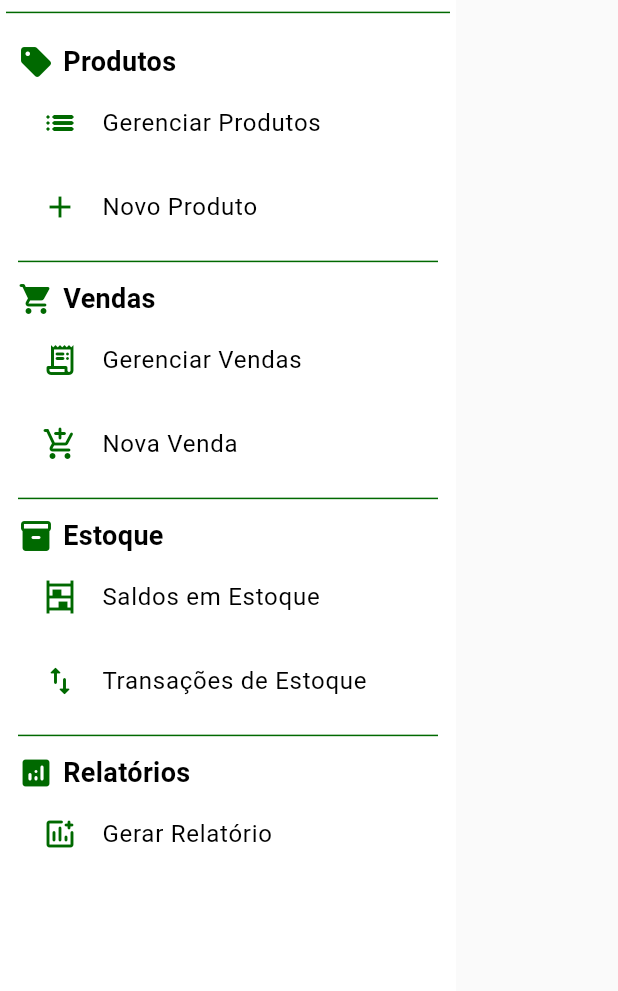
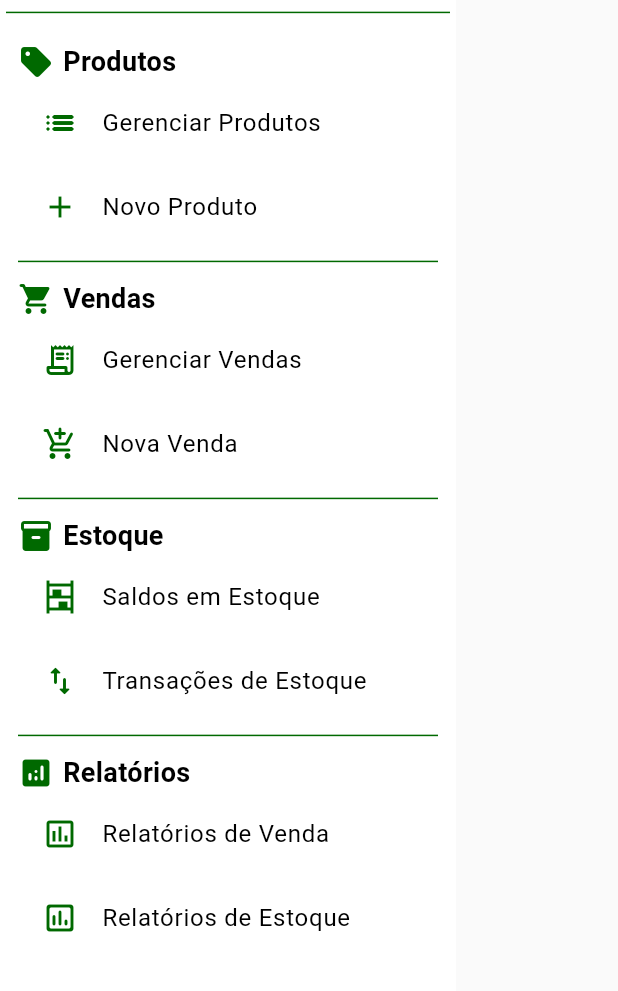
Before and after one commit to oJaciel/HADS_Jaciel_App-Gringos-Massas, a Flutter app: the AppDrawer widget shown alone on an empty page, opened directly, on a phone screen of 412 x 824 dp, the part 129-1120 px from its top. Run offline on Flutter 3.47's test engine with Material 3 defaults, Android fonts, the phone set to English and light mode, and no system bars; our stand-ins replace fl_chart, flutter_multi_formatter, syncfusion_flutter_datepicker; network calls fail.

Commit message:
Separação de Páginas
Criada página específica para os relatórios de estoque, e refatorada página para relatórios de vendas.

Ajustadas rotas e navegação em demais páginas.

```diff
--- a/lib/components/common/app_drawer.dart
+++ b/lib/components/common/app_drawer.dart
@@ -171,16 +171,30 @@ class AppDrawer extends StatelessWidget {
                   ),
                   ListTile(
                     leading: Icon(
-                      Icons.add_chart_rounded,
-                      color: colorScheme.primary,
+                      Icons.assessment_outlined,
+                      color: Theme.of(context).primaryColor,
                     ),
                     title: Text(
-                      'Gerar Relatório',
+                      'Relatórios de Venda',
                       style: TextStyle(color: colorScheme.onSurface),
                     ),
                     onTap: () {
                       Navigator.of(context).pop();
-                      Navigator.of(context).pushNamed(AppRoutes.REPORTS);
+                      Navigator.of(context).pushNamed(AppRoutes.SALE_REPORTS);
+                    },
+                  ),
+                  ListTile(
+                    leading: Icon(
+                      Icons.insert_chart_outlined_rounded,
+                      color: Theme.of(context).primaryColor,
+                    ),
+                    title: Text(
+                      'Relatórios de Estoque',
+                      style: TextStyle(color: colorScheme.onSurface),
+                    ),
+                    onTap: () {
+                      Navigator.of(context).pop();
+                      Navigator.of(context).pushNamed(AppRoutes.STOCK_REPORTS);
                     },
                   ),
                 ],
--- a/lib/main.dart
+++ b/lib/main.dart
@@ -1,7 +1,8 @@
 import 'package:app_gringos_massas/pages/home_page.dart';
 import 'package:app_gringos_massas/pages/products/product_form_page.dart';
 import 'package:app_gringos_massas/pages/products/products_page.dart';
-import 'package:app_gringos_massas/pages/reports/reports_page.dart';
+import 'package:app_gringos_massas/pages/reports/sale_reports_page.dart';
+import 'package:app_gringos_massas/pages/reports/stock_reports_page.dart';
 import 'package:app_gringos_massas/pages/sales/sale_form_page.dart';
 import 'package:app_gringos_massas/pages/sales/sales_page.dart';
 import 'package:app_gringos_massas/pages/stock/stock_page.dart';
@@ -48,7 +49,8 @@ class MyApp extends StatelessWidget {
           AppRoutes.STOCK: (ctx) => StockPage(),
           AppRoutes.STOCK_TRANSACTION: (ctx) => StockTransactionPage(),
           AppRoutes.STOCK_TRANSACTION_FORM: (ctx) => StockTransactionFormPage(),
-          AppRoutes.REPORTS: (ctx) => ReportsPage(),
+          AppRoutes.SALE_REPORTS: (ctx) => SaleReportsPage(),
+          AppRoutes.STOCK_REPORTS: (ctx) => StockReportsPage(),
         },
       ),
     );
--- a/lib/utils/app_routes.dart
+++ b/lib/utils/app_routes.dart
@@ -7,5 +7,6 @@ class AppRoutes {
   static const STOCK = '/stock';
   static const STOCK_TRANSACTION = '/stock-transaction';
   static const STOCK_TRANSACTION_FORM = '/stock-transaction-form';
-  static const REPORTS = '/reports';
+  static const SALE_REPORTS = '/sale-reports';
+  static const STOCK_REPORTS = '/stock-reports';
 }
```
Also changed, not shown: lib/components/dialogs/select_reports_module_dialog.dart (added, +46 -0 lines), lib/pages/home_page.dart (+7 -3 lines), lib/pages/reports/sale_reports_page.dart (renamed from lib/pages/reports/reports_page.dart, +5 -5 lines), lib/pages/reports/stock_reports_page.dart (added, +12 -0 lines), lib/pages/sales/sales_page.dart (+13 -1 lines).
